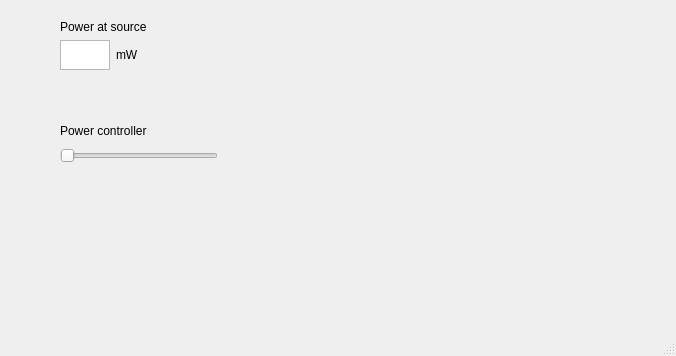
Old version of the form gui/laser/ui_laser_ext_ctrl.ui in the repository pikestefan/qudi_slab.
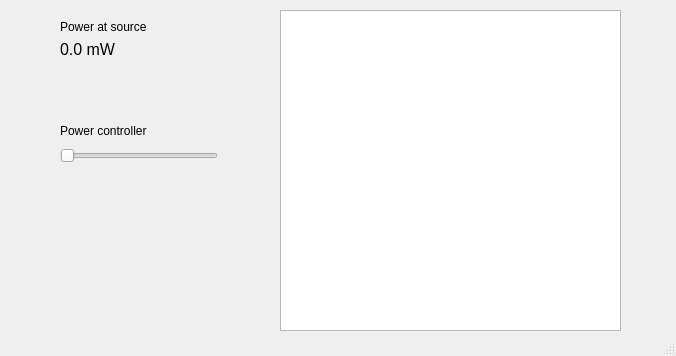
New version of the form. Custom widgets are drawn as their Qt base class.

Commit message: Minor cosmetic changes to laser extctrl

The edit to the form file:
```diff
--- a/gui/laser/ui_laser_ext_ctrl.ui
+++ b/gui/laser/ui_laser_ext_ctrl.ui
@@ -25,7 +25,7 @@
      <rect>
       <x>60</x>
       <y>20</y>
-      <width>91</width>
+      <width>111</width>
       <height>61</height>
      </rect>
     </property>
@@ -46,31 +46,20 @@
         <enum>QLayout::SetFixedSize</enum>
        </property>
        <item>
-        <widget class="QTextEdit" name="actual_pw">
-         <property name="sizePolicy">
-          <sizepolicy hsizetype="Preferred" vsizetype="Preferred">
-           <horstretch>0</horstretch>
-           <verstretch>0</verstretch>
-          </sizepolicy>
+        <widget class="QLabel" name="actual_pw">
+         <property name="font">
+          <font>
+           <pointsize>12</pointsize>
+          </font>
          </property>
-         <property name="maximumSize">
-          <size>
-           <width>50</width>
-           <height>30</height>
-          </size>
+         <property name="text">
+          <string>0.0 mW</string>
          </property>
          <property name="textInteractionFlags">
           <set>Qt::NoTextInteraction</set>
          </property>
         </widget>
        </item>
-       <item>
-        <widget class="QLabel" name="label_2">
-         <property name="text">
-          <string>mW</string>
-         </property>
-        </widget>
-       </item>
       </layout>
      </item>
     </layout>
@@ -104,7 +93,7 @@
      </item>
     </layout>
    </widget>
-   <widget class="PlotWidget" name="plotPlaceholder" native="true">
+   <widget class="PlotWidget" name="plotPlaceholder">
     <property name="geometry">
      <rect>
       <x>280</x>
@@ -120,7 +109,7 @@
  <customwidgets>
   <customwidget>
    <class>PlotWidget</class>
-   <extends>QWidget</extends>
+   <extends>QGraphicsView</extends>
    <header>pyqtgraph</header>
    <container>1</container>
   </customwidget>
```
The commit also changes 1 other file.
